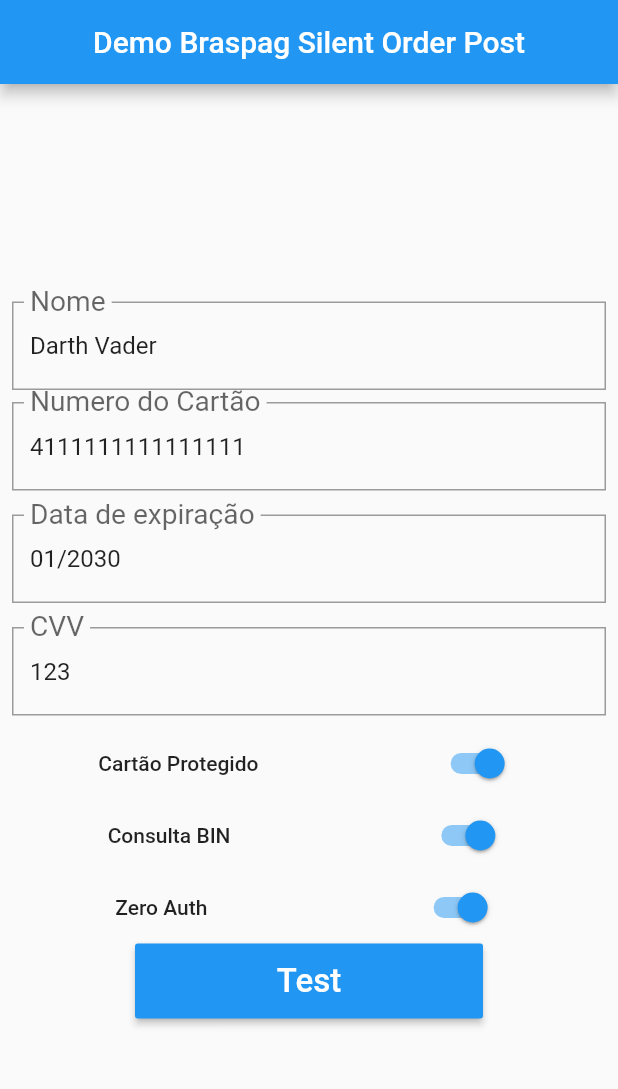
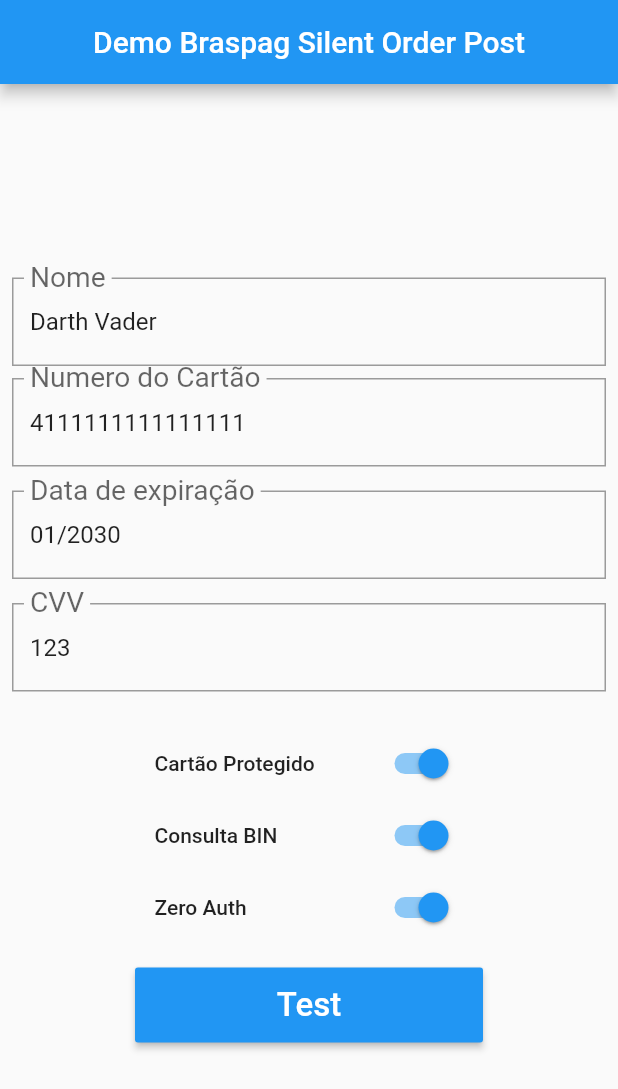
Before and after one commit to FelipeToniolo/ex_braspag_silentorderpost, a Flutter app: the screen it shows after launch, on a phone screen of 412 x 824 dp. Shown: the top 1089 px of the screen. Run offline on Flutter 3.47's test engine with Material 2 defaults, Android fonts, the phone set to English and light mode, and no system bars; missing offline and left inert: braspag_silent_order_post_dart.

Commit message:
ajuste layout

```diff
--- a/lib/main.dart
+++ b/lib/main.dart
@@ -122,38 +122,54 @@ class _MyHomePageState extends State<MyHomePage> {
                               ),
                             ),
                           ),
+                          Padding(
+                            padding: EdgeInsets.symmetric(vertical: 16),
+                            child: Container(
+                              width: MediaQuery.of(context).size.width / 2,
+                              child: Column(
+                                children: <Widget>[
                                   Row(
-                            mainAxisAlignment: MainAxisAlignment.spaceAround,
+                                    mainAxisAlignment:
+                                        MainAxisAlignment.spaceBetween,
                                     children: <Widget>[
                                       Text('Cartão Protegido'),
                                       Switch(
                                           value: this._tokenize,
                                           onChanged: (bool value) {
-                                    setState(() => this._tokenize = value);
+                                            setState(
+                                                () => this._tokenize = value);
                                           }),
                                     ],
                                   ),
                                   Row(
-                            mainAxisAlignment: MainAxisAlignment.spaceAround,
+                                    mainAxisAlignment:
+                                        MainAxisAlignment.spaceBetween,
                                     children: <Widget>[
                                       Text('Consulta BIN'),
                                       Switch(
                                           value: this._binQuery,
                                           onChanged: (bool value) {
-                                    setState(() => this._binQuery = value);
+                                            setState(
+                                                () => this._binQuery = value);
                                           }),
                                     ],
                                   ),
                                   Row(
-                            mainAxisAlignment: MainAxisAlignment.spaceAround,
+                                    mainAxisAlignment:
+                                        MainAxisAlignment.spaceBetween,
                                     children: <Widget>[
                                       Text('Zero Auth'),
                                       Switch(
                                           value: this._verify,
                                           onChanged: (bool value) {
-                                    setState(() => this._verify = value);
+                                            setState(
+                                                () => this._verify = value);
                                           })
                                     ],
+                                  ),
+                                ],
+                              ),
+                            ),
                           ),
                           RaisedButton(
                             color: Colors.blue,
```
Lines whose indentation alone changed are shown as unchanged.
